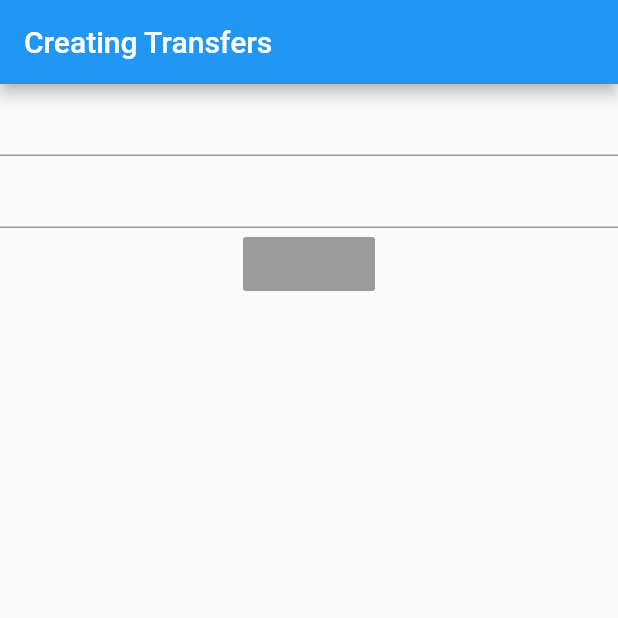
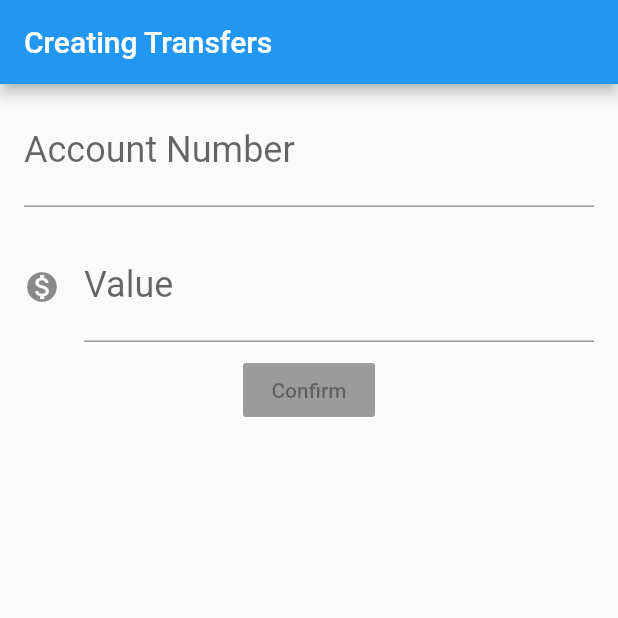
Before and after one commit to michellymenezes/bytebank, a Flutter app: the screen it shows after launch, on a phone screen of 412 x 824 dp, the top half of it. Run offline on Flutter 3.47's test engine with Material 2 defaults, Android fonts, the phone set to English and light mode, and no system bars.

Commit message:
Styling the form

```diff
--- a/lib/main.dart
+++ b/lib/main.dart
@@ -1,4 +1,5 @@
 // import 'package:flutter/cupertino.dart';
+import 'package:flutter/cupertino.dart';
 import 'package:flutter/material.dart';
 
 void main() => runApp(ByteBankApp());
@@ -22,15 +23,37 @@ class TransferForm extends StatelessWidget {
       ),
       body: Column(
         children: [
-          TextField(),
-          TextField(),
-          RaisedButton(),
+          Padding(
+            padding: const EdgeInsets.fromLTRB(16.0, 8.0, 16.0, 8.0),
+            child: TextField(
+              style: TextStyle(fontSize: 24.0),
+              decoration: InputDecoration(
+                  labelText: "Account Number",
+                  hintText: "0000"
+              ),
+              keyboardType: TextInputType.number,
+            ),
+          ),
+          Padding(
+            padding: const EdgeInsets.fromLTRB(16.0, 8.0, 16.0, 8.0),
+            child: TextField(
+              style: TextStyle(fontSize: 24.0),
+              decoration: InputDecoration(
+                icon: Icon(Icons.monetization_on),
+                  labelText: "Value",
+                  hintText: "0.00"
+              ),
+              keyboardType: TextInputType.number,
+            ),
+          ),
+          RaisedButton(
+            child: Text("Confirm"),
+          ),
         ],
       ),
     );
   }
 }
-
 
 class TransferList extends StatelessWidget {
   @override
```
